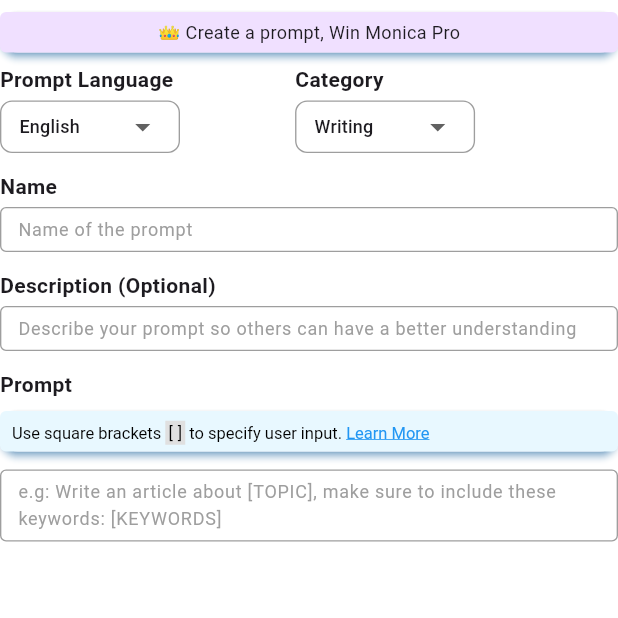
After one commit to NHHoangTuan/jarvis-ktk, a Flutter app: the NewPublicPromptContent screen opened directly, on a phone screen of 412 x 824 dp, the top half of it. The commit adds this screen. Run offline on Flutter 3.47's test engine with Material 3 defaults, Android fonts, the light colour scheme and no system bars; our stand-ins replace flutter_animate.

Commit message:
implement add new prompt

```diff
--- a/jarvis_ktk/lib/pages/prompt_bottom_sheet/widgets/app_bar.dart
+++ b/jarvis_ktk/lib/pages/prompt_bottom_sheet/widgets/app_bar.dart
@@ -1,4 +1,6 @@
 import 'package:flutter/material.dart';
+
+import 'new_prompt/new_prompt_dialog.dart';
 
 class PromptAppBar extends StatelessWidget implements PreferredSizeWidget {
   @override
@@ -22,7 +24,7 @@ class PromptAppBar extends StatelessWidget implements PreferredSizeWidget {
             iconSize: 25,
             icon: const Icon(Icons.add_circle),
             color: const Color(0xFF611FEC),
-            onPressed: () {},
+            onPressed: () {showNewPromptDialog(context);},
           ),
         ),
         Padding(
--- /dev/null
+++ b/jarvis_ktk/lib/pages/prompt_bottom_sheet/widgets/new_prompt/common_widgets.dart
@@ -0,0 +1,317 @@
+import 'package:flutter/gestures.dart';
+import 'package:flutter/material.dart';
+
+class CancelButton extends StatelessWidget {
+  const CancelButton({super.key});
+
+  @override
+  Widget build(BuildContext context) {
+    return TextButton(
+      onPressed: () {
+        Navigator.of(context).pop();
+      },
+      child: const Text(
+        'Cancel',
+        style: TextStyle(
+            color: Colors.blueAccent,
+            fontSize: 13,
+            fontWeight: FontWeight.bold),
+      ),
+    );
+  }
+}
+
+class SaveButton extends StatelessWidget {
+  const SaveButton({super.key, required this.onPressed});
+
+  final VoidCallback onPressed;
+
+  @override
+  Widget build(BuildContext context) {
+    return TextButton(
+      style: TextButton.styleFrom(
+        shape: RoundedRectangleBorder(
+          borderRadius: BorderRadius.circular(15.0),
+        ),
+        backgroundColor: const Color(0xFFB3A0F4),
+      ),
+      onPressed: onPressed,
+      child: const Text(
+        'Save',
+        style: TextStyle(
+            color: Colors.white, fontSize: 13, fontWeight: FontWeight.bold),
+      ),
+    );
+  }
+}
+
+class InfoDialogTitle extends StatelessWidget {
+  const InfoDialogTitle({super.key, required this.prompt});
+
+  final String prompt;
+
+  @override
+  Widget build(BuildContext context) {
+    return Row(
+      mainAxisAlignment: MainAxisAlignment.spaceBetween,
+      children: [
+        Text(
+          prompt,
+          style: const TextStyle(
+            fontSize: 16,
+            fontWeight: FontWeight.bold,
+          ),
+          maxLines: 1,
+        ),
+        Row(
+          mainAxisSize: MainAxisSize.min,
+          children: [
+            SizedBox(
+              height: 32,
+              width: 32,
+              child: IconButton(
+                icon: const Icon(Icons.star_border, size: 16),
+                onPressed: () {
+                  // Handle favorite button press
+                },
+              ),
+            ),
+            SizedBox(
+              height: 32,
+              width: 32,
+              child: IconButton(
+                icon: const Icon(Icons.close, size: 16),
+                onPressed: () {
+                  Navigator.of(context).pop();
+                },
+              ),
+            )
+          ],
+        ),
+      ],
+    );
+  }
+}
+
+class NewPromptDialogTitle extends StatelessWidget {
+  const NewPromptDialogTitle({super.key});
+
+  @override
+  Widget build(BuildContext context) {
+    return Row(
+      mainAxisAlignment: MainAxisAlignment.spaceBetween,
+      children: [
+        // to balance the row
+        const IconButton(
+          icon: Icon(Icons.close, size: 16, color: Colors.transparent),
+          onPressed: null,
+        ),
+        const Text(
+          "New Prompt",
+          style: TextStyle(
+            fontSize: 16,
+            fontWeight: FontWeight.bold,
+          ),
+          maxLines: 1,
+        ),
+        IconButton(
+          icon: const Icon(Icons.close, size: 16),
+          onPressed: () {
+            Navigator.of(context).pop();
+          },
+        ),
+      ],
+    );
+  }
+}
+
+class PromptTextFormField extends StatelessWidget {
+  final String hintText;
+  final int hintMaxLines;
+  final ValueChanged<String> onChanged;
+  final TextEditingController controller;
+
+  const PromptTextFormField({
+    super.key,
+    required this.hintText,
+    required this.onChanged,
+    required this.controller, required this.hintMaxLines,
+  });
+
+  @override
+  Widget build(BuildContext context) {
+    return Padding(
+      padding: const EdgeInsets.only(top: 4, bottom: 12),
+      child: TextFormField(
+        controller: controller,
+        style: const TextStyle(fontSize: 12),
+        decoration: InputDecoration(
+          border: const OutlineInputBorder(),
+          hintText: hintText,
+          hintMaxLines: hintMaxLines,
+          hintStyle: const TextStyle(color: Colors.grey, fontSize: 12),
+          contentPadding: const EdgeInsets.only(
+              left: 8, top: 6, bottom: 6, right: 8),
+          isDense: true,
+          enabledBorder: const OutlineInputBorder(
+            borderSide: BorderSide(color: Colors.grey, width: 0.9),
+          ),
+        ),
+        onChanged: onChanged,
+      ),
+    );
+  }
+}
+
+class PromptHelperCard extends StatelessWidget {
+  const PromptHelperCard({super.key});
+
+  @override
+  Widget build(BuildContext context) {
+    return Card(
+      elevation: 2,
+      shadowColor: Colors.blue,
+      margin: const EdgeInsets.only(top: 8, bottom: 8),
+      child: Container(
+        height: 27,
+        padding: const EdgeInsets.only(left: 8),
+        decoration: BoxDecoration(
+          color: const Color(0xFFE8F8FF),
+          borderRadius: BorderRadius.circular(4),
+        ),
+        child: Row(
+          mainAxisAlignment: MainAxisAlignment.start,
+          children: [
+            RichText(
+              text: TextSpan(
+                children: [
+                  const TextSpan(
+                    text: 'Use square brackets ',
+                    style: TextStyle(fontSize: 11, color: Colors.black),
+                  ),
+                  WidgetSpan(
+                    child: Container(
+                      transform: Matrix4.translationValues(0, 1, 0),
+                      padding: const EdgeInsets.only(left: 2, right: 2),
+                      color: Colors.grey[300],
+                      child: const Text(
+                        '[ ]',
+                        style: TextStyle(
+                            fontSize: 11, color: Colors.black),
+                      ),
+                    ),
+                  ),
+                  const TextSpan(
+                    text: ' to specify user input. ',
+                    style: TextStyle(fontSize: 11, color: Colors.black),
+                  ),
+                  TextSpan(
+                    text: 'Learn More',
+                    style: const TextStyle(
+                      fontSize: 11,
+                      color: Colors.blue,
+                      decoration: TextDecoration.underline,
+                    ),
+                    recognizer: TapGestureRecognizer()
+                      ..onTap = () {
+                        // Handle "Learn More" tap
+                      },
+                  ),
+                ],
+              ),
+            ),
+          ],
+        ),
+      ),
+    );
+  }
+}
+
+class OfferCard extends StatelessWidget {
+  const OfferCard({super.key});
+
+  @override
+  Widget build(BuildContext context) {
+    return Card(
+      elevation: 2,
+      shadowColor: Colors.blue,
+      margin: const EdgeInsets.only(top: 8, bottom: 8),
+      child: Container(
+        height: 27,
+        decoration: BoxDecoration(
+          color: const Color(0xFFF0E0FF),
+          borderRadius: BorderRadius.circular(4),
+        ),
+        child: const Row(
+          mainAxisAlignment: MainAxisAlignment.center,
+          children: [
+            Text(
+              '👑 Create a prompt, Win Monica Pro',
+              style: TextStyle(fontSize: 12),
+            ),
+          ],
+        ),
+      ),
+    );
+  }
+}
+
+class PromptDropdownButton extends StatelessWidget {
+  final String selectedItem;
+  final List<String> items;
+  final ValueChanged<String?> onChanged;
+  final String hintText;
+
+  const PromptDropdownButton({
+    super.key,
+    required this.items,
+    required this.onChanged,
+    required this.hintText,
+    required this.selectedItem,
+  });
+
+  @override
+  Widget build(BuildContext context) {
+    return  Column(
+      crossAxisAlignment: CrossAxisAlignment.start,
+      children: [
+        Text( hintText,
+            style: const TextStyle(
+                fontSize: 14, fontWeight: FontWeight.bold)),
+        Padding(
+            padding: const EdgeInsets.only(top: 4, bottom: 12),
+            child: Container(
+              padding: const EdgeInsets.symmetric(
+                  horizontal: 12, vertical: 4),
+              height: 35,
+              width: 120,
+              decoration: BoxDecoration(
+                border: Border.all(color: Colors.grey, width: 0.9),
+                borderRadius: BorderRadius.circular(8),
+                color: Colors.white, // Background color
+              ),
+              child: DropdownButton<String>(
+                value: selectedItem,
+                isExpanded: true,
+                menuMaxHeight: 200,
+                underline: const SizedBox.shrink(),
+                onChanged: onChanged,
+                items: items
+                    .map<DropdownMenuItem<String>>((String value) {
+                  return DropdownMenuItem<String>(
+                    value: value,
+                    child: Text(
+                      value,
+                      style: const TextStyle(
+                          fontSize:
+                          12), // Adjust text style if needed
+                    ),
+                  );
+                }).toList(),
+              ),
+            )
+        ),
+      ],
+    );
+  }
+}
--- /dev/null
+++ b/jarvis_ktk/lib/pages/prompt_bottom_sheet/widgets/new_prompt/new_public_prompt_content.dart
@@ -0,0 +1,117 @@
+import 'package:flutter/material.dart';
+
+import 'common_widgets.dart';
+
+const Set<String> languagesList = <String>{'English', 'Spanish', 'French'};
+const Set<String> categoriesList = <String>{
+  'Writing',
+  'Design',
+  'Development',
+  'Other'
+};
+
+class NewPublicPromptContent extends StatefulWidget {
+  const NewPublicPromptContent({super.key});
+
+  @override
+  State<NewPublicPromptContent> createState() => _NewPublicPromptContentState();
+}
+
+class _NewPublicPromptContentState extends State<NewPublicPromptContent>
+    with SingleTickerProviderStateMixin {
+  final _formKey = GlobalKey<FormState>();
+  String? name;
+  String? prompt;
+  String? category = categoriesList.first;
+  String? description;
+  String? language = languagesList.first;
+
+  final TextEditingController _controller = TextEditingController();
+
+  @override
+  void dispose() {
+    _controller.dispose();
+    super.dispose();
+  }
+
+  @override
+  Widget build(BuildContext context) {
+    return Scaffold(
+      backgroundColor: Colors.white,
+      body: Form(
+        key: _formKey,
+        child: Column(
+          crossAxisAlignment: CrossAxisAlignment.start,
+          children: [
+            const OfferCard(),
+            Row(
+              mainAxisAlignment: MainAxisAlignment.spaceBetween,
+              children: [
+                PromptDropdownButton(
+                    items: languagesList.toList(),
+                    onChanged: (String? newValue) {
+                      setState(() {
+                        language = newValue!;
+                      });
+                    },
+                    hintText: 'Prompt Language',
+                    selectedItem: language!
+                ),
+                PromptDropdownButton(
+                    items: categoriesList.toList(),
+                    onChanged: (String? newValue) {
+                      setState(() {
+                        category = newValue!;
+                      });
+                    },
+                    hintText: 'Category',
+                    selectedItem: category!
+                ),
+                const Text('Placeholder',
+                    style: TextStyle(fontSize: 3, color: Colors.transparent)
+                ),
+              ],
+            ),
+            const Text('Name',
+                style: TextStyle(fontSize: 14, fontWeight: FontWeight.bold)
+            ),
+            PromptTextFormField(
+              controller: _controller,
+              hintText: 'Name of the prompt',
+              hintMaxLines: 1,
+              onChanged: (value) {
+                name = value;
+              },
+            ),
+            const Text('Description (Optional)',
+                style: TextStyle(fontSize: 14, fontWeight: FontWeight.bold)
+            ),
+            PromptTextFormField(
+              controller: _controller,
+              hintText:
+                  'Describe your prompt so others can have a better understanding',
+              hintMaxLines: 2,
+              onChanged: (value) {
+                description = value;
+              },
+            ),
+            const Text(
+              'Prompt',
+              style: TextStyle(fontSize: 14, fontWeight: FontWeight.bold),
+            ),
+            const PromptHelperCard(),
+            PromptTextFormField(
+              controller: _controller,
+              hintText:
+                  'e.g: Write an article about [TOPIC], make sure to include these keywords: [KEYWORDS]',
+              hintMaxLines: 2,
+              onChanged: (value) {
+                prompt = value;
+              },
+            ),
+          ],
+        ),
+      ),
+    );
+  }
+}
```
Also changed, not shown: jarvis_ktk/lib/pages/prompt_bottom_sheet/widgets/new_prompt/new_private_prompt_content.dart (added, +64 -0 lines), jarvis_ktk/lib/pages/prompt_bottom_sheet/widgets/new_prompt/new_prompt_content.dart (added, +56 -0 lines), jarvis_ktk/lib/pages/prompt_bottom_sheet/widgets/new_prompt/new_prompt_dialog.dart (added, +41 -0 lines), jarvis_ktk/lib/pages/prompt_bottom_sheet/widgets/public_prompt/info_dialog/info_dialog.dart (+14 -1 lines), jarvis_ktk/lib/pages/prompt_bottom_sheet/widgets/public_prompt/info_dialog/info_dialog_content.dart (+16 -5 lines).
